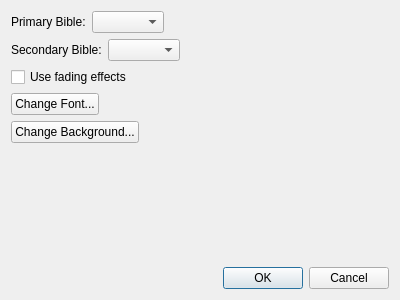
Before: the Qt Designer form src/settingsdialog.ui in SoftProjector/src, drawn with Qt 5.
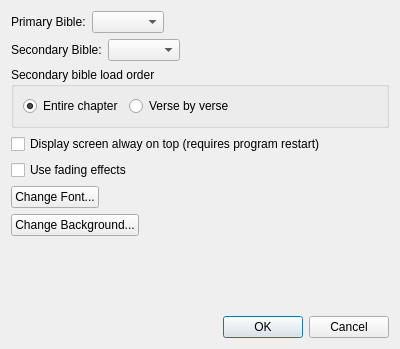
After: the same form once the commit is applied.

Commit message: Added few more setting features

```diff
--- a/src/settingsdialog.ui
+++ b/src/settingsdialog.ui
@@ -7,7 +7,7 @@
     <x>0</x>
     <y>0</y>
     <width>400</width>
-    <height>300</height>
+    <height>349</height>
    </rect>
   </property>
   <property name="windowTitle">
@@ -68,6 +68,39 @@
      </item>
     </layout>
    </item>
+   <item>
+    <widget class="QGroupBox" name="groupBox">
+     <property name="title">
+      <string>Secondary bible load order</string>
+     </property>
+     <layout class="QFormLayout" name="formLayout">
+      <item row="0" column="0">
+       <widget class="QRadioButton" name="radioButton_chapter">
+        <property name="text">
+         <string>Entire chapter</string>
+        </property>
+        <property name="checked">
+         <bool>true</bool>
+        </property>
+       </widget>
+      </item>
+      <item row="0" column="1">
+       <widget class="QRadioButton" name="radioButton_verse">
+        <property name="text">
+         <string>Verse by verse</string>
+        </property>
+       </widget>
+      </item>
+     </layout>
+    </widget>
+   </item>
+   <item>
+    <widget class="QCheckBox" name="display_on_to_box">
+     <property name="text">
+      <string>Display screen alway on top (requires program restart)</string>
+     </property>
+    </widget>
+   </item>
    <item>
     <widget class="QCheckBox" name="use_fading_effects_box">
      <property name="text">
```
